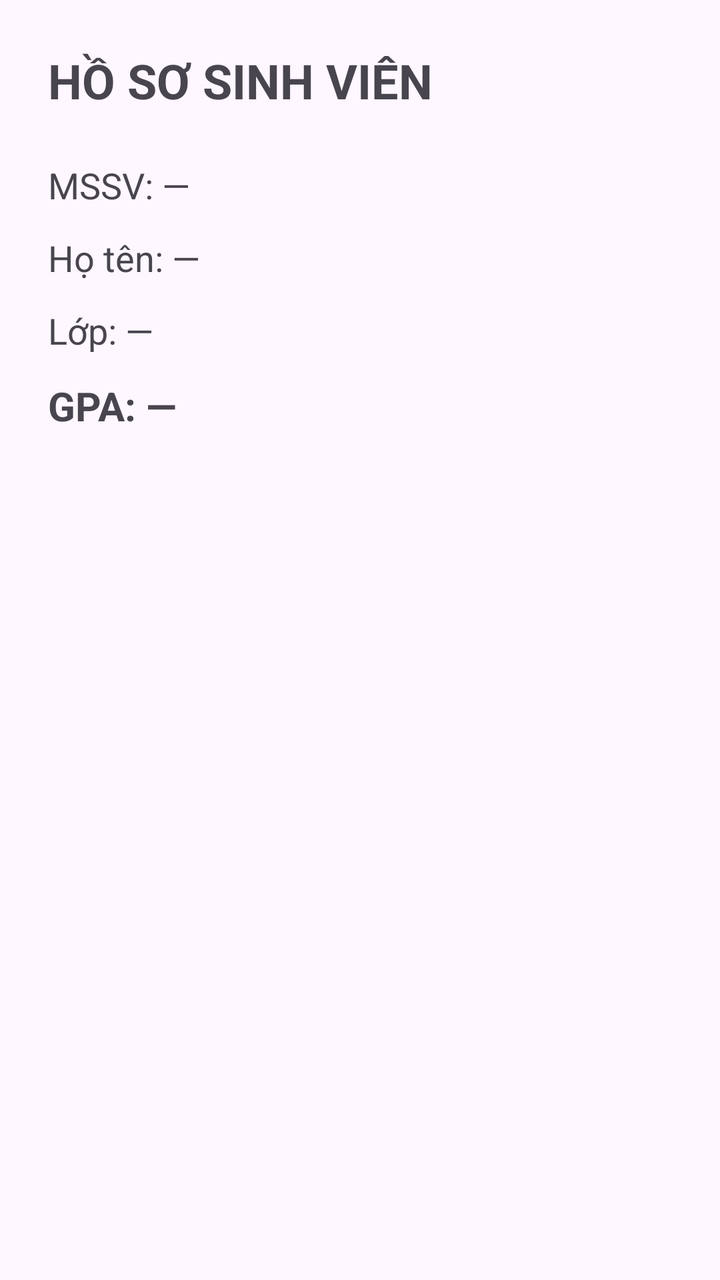
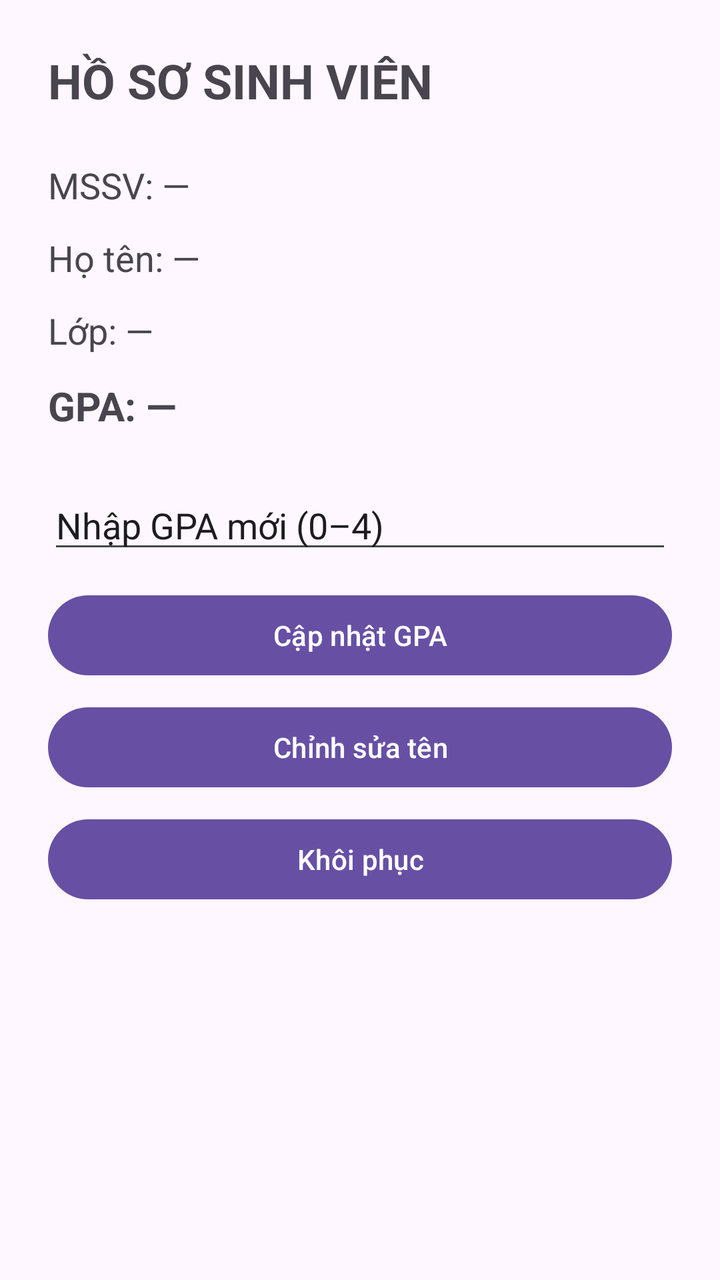

Screens rendered from an Android XML layout before and after an edit, with the pre-edit source and the edit as a unified diff.
<!-- AndroidManifest.xml: application theme Theme.Testgithub1 -->
<!-- res/layout/activity_main.xml -->
<?xml version="1.0" encoding="utf-8"?>
<ScrollView xmlns:android="http://schemas.android.com/apk/res/android"
    android:id="@+id/main"
    android:layout_width="match_parent"
    android:layout_height="match_parent"
    android:fillViewport="true">

    <LinearLayout
        android:id="@+id/profile_content"
        android:layout_width="match_parent"
        android:layout_height="wrap_content"
        android:orientation="vertical"
        android:padding="24dp">

        <TextView
            android:layout_width="match_parent"
            android:layout_height="wrap_content"
            android:layout_marginBottom="24dp"
            android:text="@string/profile_title"
            android:textSize="24sp"
            android:textStyle="bold" />

        <TextView
            android:id="@+id/tv_student_id"
            android:layout_width="match_parent"
            android:layout_height="wrap_content"
            android:text="@string/student_id_placeholder"
            android:textSize="18sp" />

        <TextView
            android:id="@+id/tv_student_name"
            android:layout_width="match_parent"
            android:layout_height="wrap_content"
            android:layout_marginTop="12dp"
            android:text="@string/student_name_placeholder"
            android:textSize="18sp" />

        <TextView
            android:id="@+id/tv_class_name"
            android:layout_width="match_parent"
            android:layout_height="wrap_content"
            android:layout_marginTop="12dp"
            android:text="@string/class_name_placeholder"
            android:textSize="18sp" />

        <TextView
            android:id="@+id/tv_gpa"
            android:layout_width="match_parent"
            android:layout_height="wrap_content"
            android:layout_marginTop="12dp"
            android:text="@string/gpa_placeholder"
            android:textSize="20sp"
            android:textStyle="bold" />

    </LinearLayout>

</ScrollView>
<!-- resources referenced by this layout -->
<resources>
  <string name="class_name_placeholder">Lớp: —</string>
  <string name="gpa_placeholder">GPA: —</string>
  <string name="profile_title">HỒ SƠ SINH VIÊN</string>
  <string name="student_id_placeholder">MSSV: —</string>
  <string name="student_name_placeholder">Họ tên: —</string>
  <style name="Theme.Testgithub1" parent="Base.Theme.Testgithub1" />
  <style name="Base.Theme.Testgithub1" parent="Theme.Material3.DayNight.NoActionBar">
          
          
      </style>
</resources>

<!-- the commit's change to res/layout/activity_main.xml (unified diff, before → after) -->
@@ -52,6 +52,36 @@
             android:textSize="20sp"
             android:textStyle="bold" />
 
+        <EditText
+            android:id="@+id/edt_gpa"
+            android:layout_width="match_parent"
+            android:layout_height="wrap_content"
+            android:layout_marginTop="24dp"
+            android:text="@string/gpa_input_hint"
+            android:inputType="numberDecimal"
+            android:maxLines="1"
+            />
+        <Button
+            android:id="@+id/btn_update_gpa"
+            android:layout_width="match_parent"
+            android:layout_height="wrap_content"
+            android:layout_marginTop="12dp"
+            android:text="@string/update_gpa" />
+
+        <Button
+            android:id="@+id/btn_edit_name"
+            android:layout_width="match_parent"
+            android:layout_height="wrap_content"
+            android:layout_marginTop="8dp"
+            android:text="@string/edit_name" />
+
+        <Button
+            android:id="@+id/btn_reset"
+            android:layout_width="match_parent"
+            android:layout_height="wrap_content"
+            android:layout_marginTop="8dp"
+            android:text="@string/reset_profile" />
+
     </LinearLayout>
 
 </ScrollView>
<!-- resource entries referenced after the edit -->
@@ -1,10 +1,14 @@
 <!-- resources referenced by this layout -->
 <resources>
   <string name="class_name_placeholder">Lớp: —</string>
+  <string name="edit_name">Chỉnh sửa tên</string>
+  <string name="gpa_input_hint">Nhập GPA mới (0–4)</string>
   <string name="gpa_placeholder">GPA: —</string>
   <string name="profile_title">HỒ SƠ SINH VIÊN</string>
+  <string name="reset_profile">Khôi phục</string>
   <string name="student_id_placeholder">MSSV: —</string>
   <string name="student_name_placeholder">Họ tên: —</string>
+  <string name="update_gpa">Cập nhật GPA</string>
   <style name="Theme.Testgithub1" parent="Base.Theme.Testgithub1" />
   <style name="Base.Theme.Testgithub1" parent="Theme.Material3.DayNight.NoActionBar">
           
